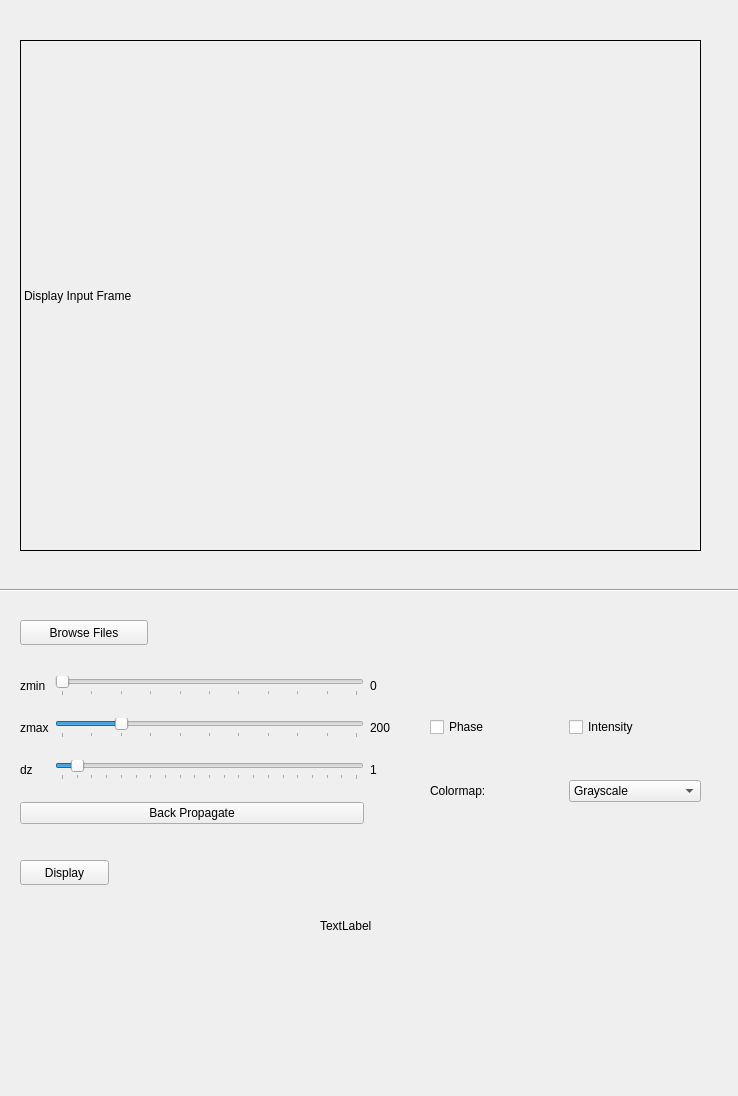
jabacousnac/PyQt-Projects, file QRayleighSommerfeld.ui: the form before one commit.
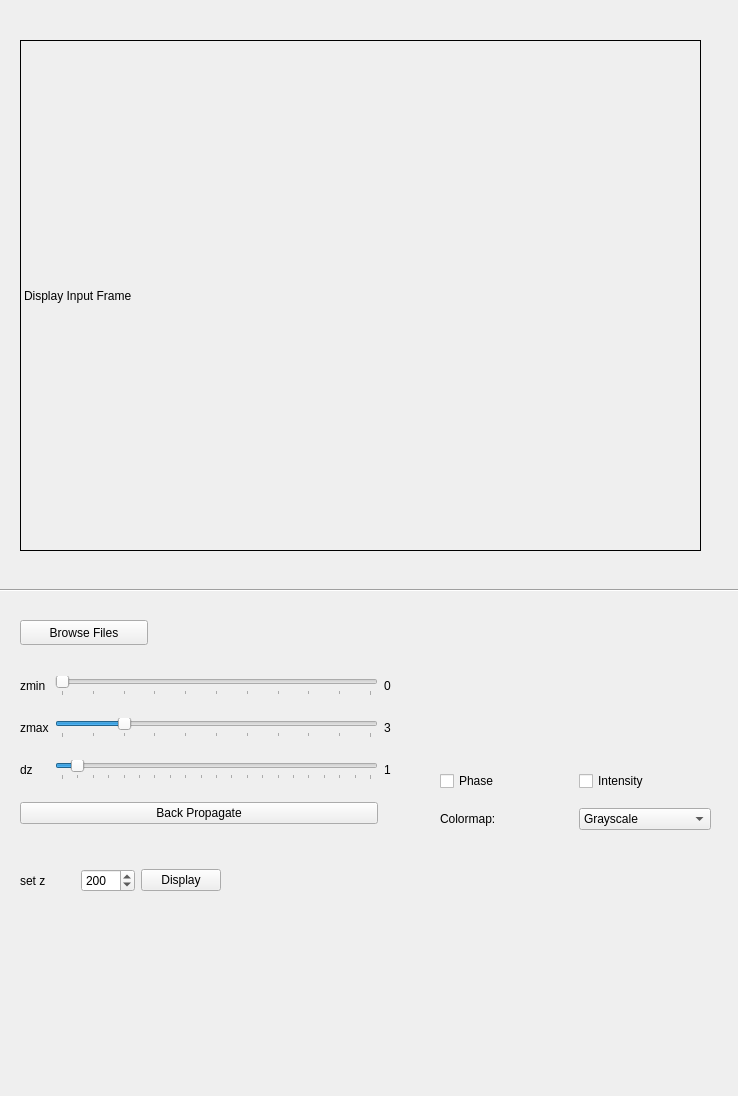
The form after the commit.

Commit message: RS propagation calculation added + re-scaled initial image

```diff
--- a/QRayleighSommerfeld.ui
+++ b/QRayleighSommerfeld.ui
@@ -26,7 +26,7 @@
     <item row="1" column="2">
      <widget class="QLabel" name="zmax_label">
       <property name="text">
-       <string>200</string>
+       <string>3</string>
       </property>
      </widget>
     </item>
@@ -146,10 +146,10 @@
   <widget class="QWidget" name="layoutWidget">
    <property name="geometry">
     <rect>
-     <x>430</x>
-     <y>680</y>
+     <x>440</x>
+     <y>760</y>
      <width>271</width>
-     <height>161</height>
+     <height>81</height>
     </rect>
    </property>
    <layout class="QGridLayout" name="gridLayout_2">
@@ -224,6 +224,9 @@
       <property name="text">
        <string>Phase</string>
       </property>
+      <property name="checked">
+       <bool>false</bool>
+      </property>
      </widget>
     </item>
    </layout>
@@ -270,31 +273,41 @@
     <string>Browse Files</string>
    </property>
   </widget>
-  <widget class="QPushButton" name="displayResultsButton">
+  <widget class="QWidget" name="horizontalLayoutWidget">
    <property name="geometry">
     <rect>
      <x>20</x>
      <y>860</y>
-     <width>89</width>
-     <height>25</height>
+     <width>201</width>
+     <height>41</height>
     </rect>
    </property>
-   <property name="text">
-    <string>Display</string>
-   </property>
-  </widget>
-  <widget class="QLabel" name="displayResults">
-   <property name="geometry">
-    <rect>
-     <x>320</x>
-     <y>860</y>
-     <width>211</width>
-     <height>131</height>
-    </rect>
-   </property>
-   <property name="text">
-    <string>TextLabel</string>
-   </property>
+   <layout class="QHBoxLayout" name="horizontalLayout">
+    <item>
+     <widget class="QLabel" name="setz">
+      <property name="text">
+       <string>set z</string>
+      </property>
+     </widget>
+    </item>
+    <item>
+     <widget class="QSpinBox" name="setz_value">
+      <property name="maximum">
+       <number>1000</number>
+      </property>
+      <property name="value">
+       <number>200</number>
+      </property>
+     </widget>
+    </item>
+    <item>
+     <widget class="QPushButton" name="displayResultsButton">
+      <property name="text">
+       <string>Display</string>
+      </property>
+     </widget>
+    </item>
+   </layout>
   </widget>
  </widget>
  <resources/>
```
The commit also changes 1 other file.
